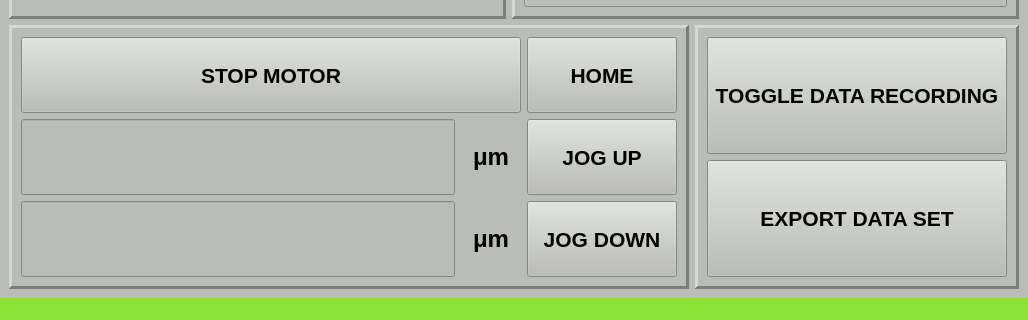
Before: the Qt Designer form newBlackBetty.ui in georgeExotic/BlackBetty_v2, drawn with Qt 5; both pictures show x 0 to 1028 and y 280 to 600 of the 1028 by 600 pixel window.
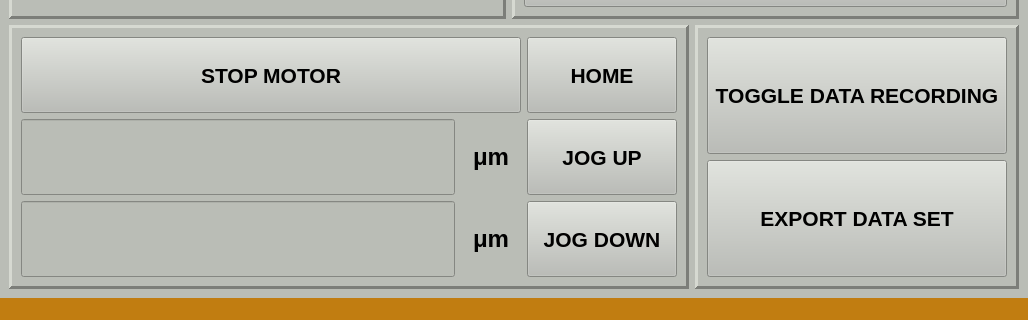
After: the same form once the commit is applied.

```diff
--- a/newBlackBetty.ui
+++ b/newBlackBetty.ui
@@ -26,7 +26,7 @@
    <string>MainWindow</string>
   </property>
   <property name="styleSheet">
-   <string notr="true">background-color: rgb(138, 226, 52);</string>
+   <string notr="true">background-color: rgb(193, 125, 17);</string>
   </property>
   <widget class="QWidget" name="centralwidget">
    <property name="sizePolicy">
```
